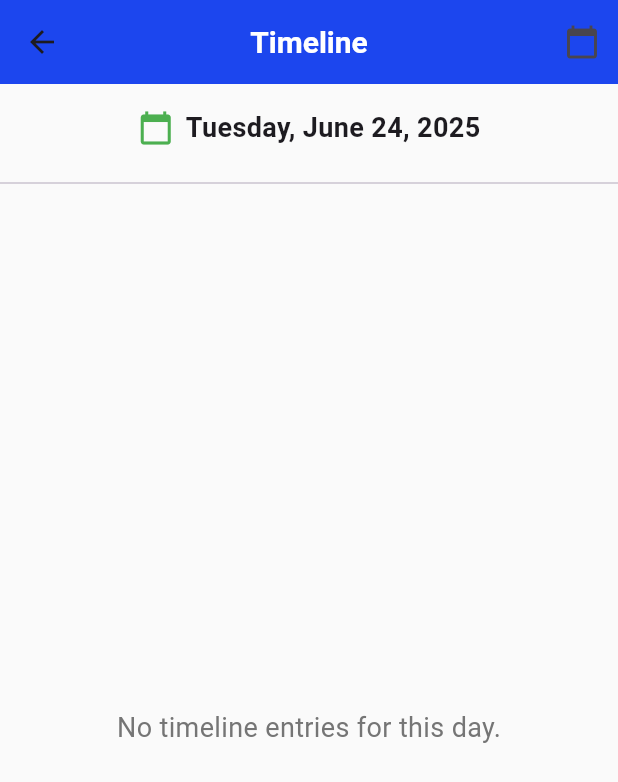
After one commit to SadikshyaBashyal/Todo-App, a Flutter app: the TimelineScreen screen opened directly, on a phone screen of 412 x 824 dp. The commit adds this screen. Shown: the top 782 px of the screen. Run offline on Flutter 3.47's test engine with Material 3 defaults, Android fonts, the phone set to English and light mode, and no system bars; our stand-ins replace image_picker, month_picker_dialog, shared_preferences; accounts and stored records are empty.

Commit message:
Updated Timeline

```diff
--- /dev/null
+++ b/todo/lib/screens/timeline_screen.dart
@@ -0,0 +1,257 @@
+import 'package:flutter/material.dart';
+import 'package:intl/intl.dart';
+// import 'package:provider/provider.dart';
+import 'package:shared_preferences/shared_preferences.dart';
+import 'dart:convert';
+// import 'daily_routine_screen.dart';
+import '../models/event.dart';
+
+class Routine {
+  String title;
+  IconData icon;
+  Color color;
+  String time;
+  String duration;
+  bool completed;
+
+  Routine({
+    required this.title,
+    required this.icon,
+    required this.color,
+    required this.time,
+    required this.duration,
+    this.completed = false,
+  });
+
+  Map<String, dynamic> toJson() => {
+    'title': title,
+    'icon': icon.codePoint,
+    'color': color.toARGB32(),
+    'time': time,
+    'duration': duration,
+    'completed': completed,
+  };
+
+  factory Routine.fromJson(Map<String, dynamic> json) => Routine(
+    title: json['title'],
+    icon: IconData(json['icon'], fontFamily: 'MaterialIcons'),
+    color: Color(json['color']),
+    time: json['time'],
+    duration: json['duration'],
+    completed: json['completed'] ?? false,
+  );
+}
+
+class TimelineScreen extends StatefulWidget {
+  const TimelineScreen({super.key});
+
+  @override
+  State<TimelineScreen> createState() => _TimelineScreenState();
+}
+
+class _TimelineScreenState extends State<TimelineScreen> {
+  DateTime _selectedDate = DateTime.now();
+  List<Routine> _routines = [];
+  List<dynamic> _todos = [];
+  List<dynamic> _events = [];
+
+  @override
+  void initState() {
+    super.initState();
+    _loadData();
+  }
+
+  Future<void> _loadData() async {
+    final prefs = await SharedPreferences.getInstance();
+    final username = prefs.getString('currentUser');
+    if (username == null) return;
+    // Load routines
+    final routinesJson = prefs.getStringList('routines_$username');
+    if (routinesJson != null) {
+      setState(() {
+        _routines = routinesJson.map((json) => Routine.fromJson(jsonDecode(json))).toList();
+      });
+    }
+    // Load todos
+    final todosJson = prefs.getStringList('todos_$username');
+    if (todosJson != null) {
+      setState(() {
+        _todos = todosJson.map((json) => jsonDecode(json)).toList();
+      });
+    }
+    // Load events
+    final eventsJson = prefs.getStringList('events_$username');
+    if (eventsJson != null) {
+      setState(() {
+        _events = eventsJson.map((json) => jsonDecode(json)).toList();
+      });
+    }
+  }
+
+  void _pickDate() async {
+    final picked = await showDatePicker(
+      context: context,
+      initialDate: _selectedDate,
+      firstDate: DateTime(2020),
+      lastDate: DateTime(2100),
+    );
+    if (picked != null) {
+      setState(() => _selectedDate = picked);
+    }
+  }
+
+  @override
+  Widget build(BuildContext context) {
+    // Filter todos for selected date
+    final todos = _todos.where((todo) {
+      final createdAt = DateTime.parse(todo['createdAt']);
+      final dueDate = todo['dueDate'] != null ? DateTime.parse(todo['dueDate']) : createdAt;
+      return dueDate.year == _selectedDate.year && dueDate.month == _selectedDate.month && dueDate.day == _selectedDate.day;
+    }).toList();
+    // Filter events for selected date using recurrence
+    final events = _events.map((event) {
+      try {
+        return CalendarEvent.fromJson(event);
+      } catch (_) {
+        return null;
+      }
+    }).where((event) => event != null && event.isDueOn(_selectedDate)).cast<CalendarEvent>().toList();
+    final routines = _routines;
+
+    // Build a combined timeline list
+    final timelineEntries = <_TimelineEntry>[];
+    for (final todo in todos) {
+      timelineEntries.add(_TimelineEntry(
+        time: todo['dueDate'] != null ? DateTime.parse(todo['dueDate']) : DateTime.parse(todo['createdAt']),
+        type: 'Todo',
+        title: todo['title'],
+        icon: Icons.check_box,
+        color: Colors.orange,
+        isCompleted: todo['isCompleted'] ?? false,
+      ));
+    }
+    for (final event in events) {
+      final eventTime = event.time != null
+        ? DateTime(_selectedDate.year, _selectedDate.month, _selectedDate.day, event.time!.hour, event.time!.minute)
+        : DateTime(_selectedDate.year, _selectedDate.month, _selectedDate.day, 0, 0);
+      timelineEntries.add(_TimelineEntry(
+        time: eventTime,
+        type: 'Event',
+        title: event.title,
+        icon: event.icon,
+        color: event.color,
+        isCompleted: event.isCompleted,
+      ));
+    }
+    for (final routine in routines) {
+      timelineEntries.add(_TimelineEntry(
+        time: _parseRoutineTime(_selectedDate, routine.time),
+        type: 'Routine',
+        title: routine.title,
+        icon: routine.icon,
+        color: routine.color,
+        isCompleted: routine.completed,
+      ));
+    }
+    // Sort by time
+    timelineEntries.sort((a, b) => a.time.compareTo(b.time));
+
+    return Scaffold(
+      appBar: AppBar(
+        leading: const BackButton(),
+        title: const Text('Timeline'),
+        centerTitle: true,
+        actions: [
+          IconButton(
+            icon: const Icon(Icons.calendar_today),
+            onPressed: _pickDate,
+          ),
+        ],
+      ),
+      body: Column(
+        children: [
+          Padding(
+            padding: const EdgeInsets.all(16),
+            child: Row(
+              mainAxisAlignment: MainAxisAlignment.center,
+              children: [
+                const Icon(Icons.calendar_today, color: Colors.green),
+                const SizedBox(width: 8),
+                Text(
+                  DateFormat('EEEE, MMMM d, yyyy').format(_selectedDate),
+                  style: const TextStyle(fontSize: 18, fontWeight: FontWeight.bold),
+                ),
+              ],
+            ),
+          ),
+          const Divider(),
+          const SizedBox(height: 16),
+          Expanded(
+            child: timelineEntries.isEmpty
+                ? Center(
+                    child: Text(
+                      'No timeline entries for this day.',
+                      style: TextStyle(color: Colors.grey[600], fontSize: 18),
+                    ),
+                  )
+                : ListView.separated(
+                    itemCount: timelineEntries.length,
+                    separatorBuilder: (_, __) => const Divider(),
+                    itemBuilder: (context, index) {
+                      final entry = timelineEntries[index];
+                      return ListTile(
+                        leading: CircleAvatar(
+                          backgroundColor: entry.color,
+                          child: Icon(entry.icon, color: Colors.white),
+                        ),
+                        title: Text(
+                          entry.title,
+                          style: TextStyle(
+                            fontWeight: FontWeight.bold,
+                            decoration: entry.isCompleted ? TextDecoration.lineThrough : null,
+                          ),
+                        ),
+                        subtitle: Text('${entry.type} • ${DateFormat('HH:mm').format(entry.time)}'),
+                        trailing: entry.isCompleted
+                            ? const Icon(Icons.check_circle, color: Colors.green)
+                            : null,
+                      );
+                    },
+                  ),
+          ),
+        ],
+      ),
+    );
+  }
+}
+
+class _TimelineEntry {
+  final DateTime time;
+  final String type;
+  final String title;
+  final IconData icon;
+  final Color color;
+  final bool isCompleted;
+  _TimelineEntry({
+    required this.time,
+    required this.type,
+    required this.title,
+    required this.icon,
+    required this.color,
+    required this.isCompleted,
+  });
+}
+
+DateTime _parseRoutineTime(DateTime date, String timeStr) {
+  try {
+    final t = DateFormat.Hm().parse(timeStr);
+    return DateTime(date.year, date.month, date.day, t.hour, t.minute);
+  } catch (_) {
+    try {
+      final t = DateFormat.jm().parse(timeStr);
+      return DateTime(date.year, date.month, date.day, t.hour, t.minute);
+    } catch (_) {
+      return DateTime(date.year, date.month, date.day, 0, 0);
+    }
+  }
+}
```
Also changed, not shown: todo/lib/screens/dashboard_screen.dart (+172 -1 lines).
